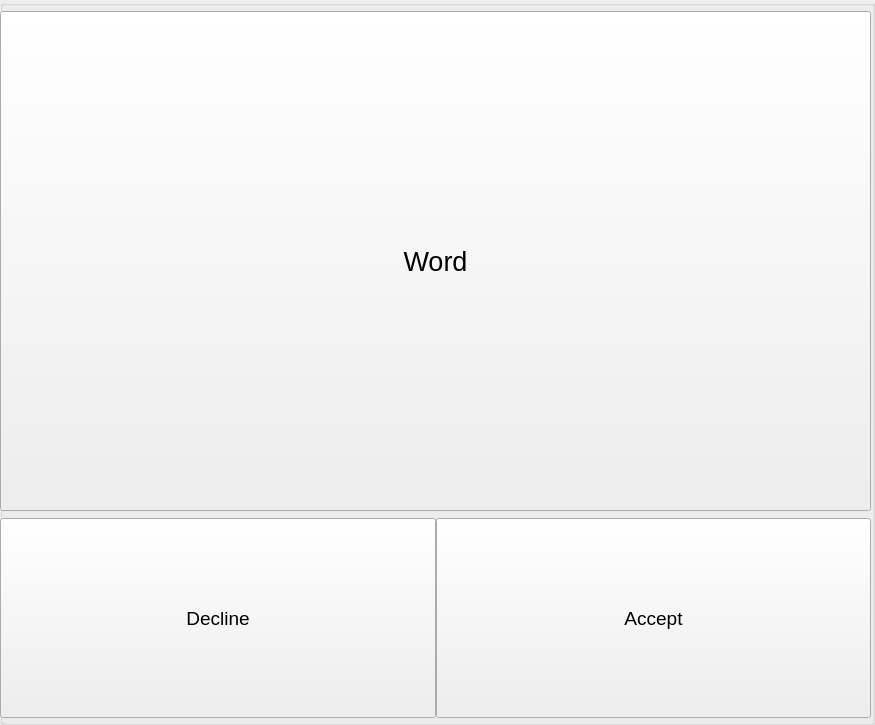
Qt form src/learnui.ui (SeBorgey/Vocabular_new) before a commit.
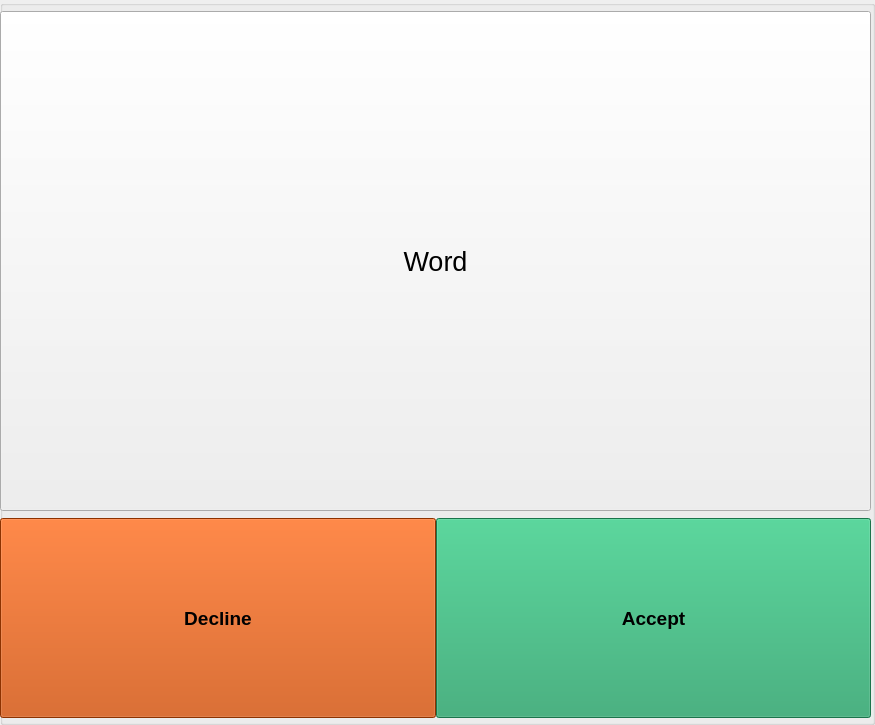
The same form after that commit.

```diff
--- a/src/learnui.ui
+++ b/src/learnui.ui
@@ -47,7 +47,7 @@
        <number>0</number>
       </property>
       <item>
-       <widget class="QPushButton" name="pushButtonAccept">
+       <widget class="QPushButton" name="pushButtonDecline">
         <property name="minimumSize">
          <size>
           <width>0</width>
@@ -57,15 +57,20 @@
         <property name="font">
          <font>
           <pointsize>14</pointsize>
+          <bold>true</bold>
          </font>
         </property>
+        <property name="styleSheet">
+         <string notr="true">background-color: rgb(198, 70, 0);
+color: rgb(0, 0, 0);</string>
+        </property>
         <property name="text">
          <string>Decline</string>
         </property>
        </widget>
       </item>
       <item>
-       <widget class="QPushButton" name="pushButtonDecline">
+       <widget class="QPushButton" name="pushButtonAccept">
         <property name="minimumSize">
          <size>
           <width>0</width>
@@ -75,8 +80,16 @@
         <property name="font">
          <font>
           <pointsize>14</pointsize>
+          <bold>true</bold>
          </font>
         </property>
+        <property name="autoFillBackground">
+         <bool>false</bool>
+        </property>
+        <property name="styleSheet">
+         <string notr="true">background-color: rgb(38, 162, 105);
+color: rgb(0, 0, 0);</string>
+        </property>
         <property name="text">
          <string>Accept</string>
         </property>
```
